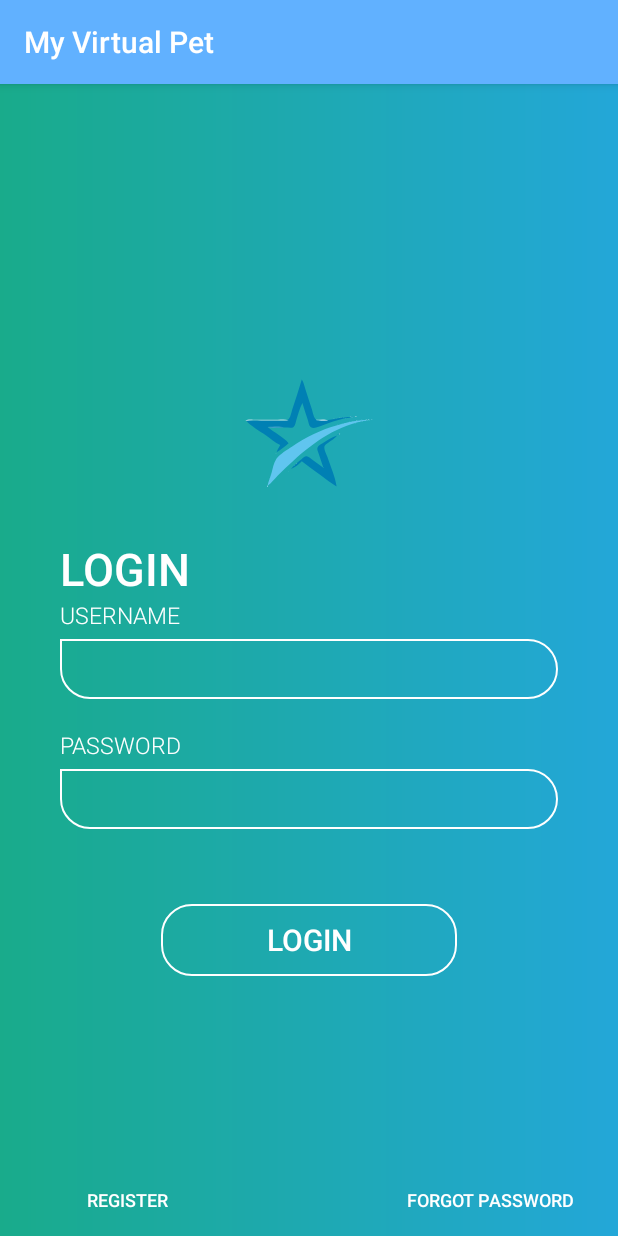
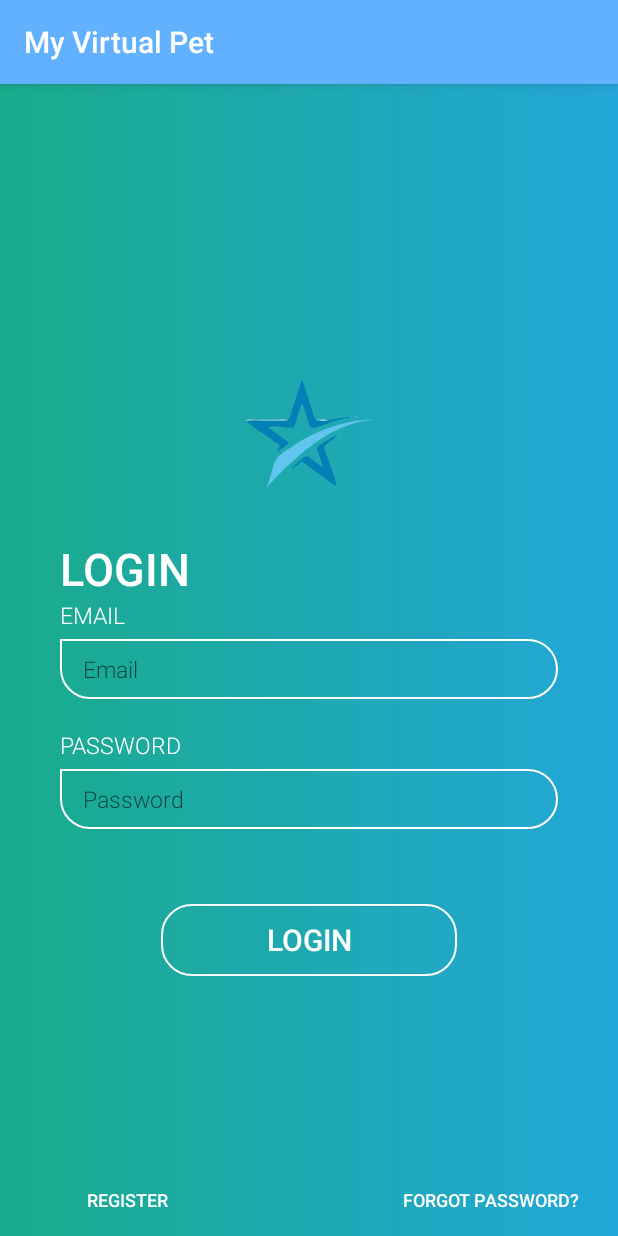
Before and after one commit to aquatmi/My-Virtual-pet-MPA, an Android app: the screen it shows after launch (LoginActivity), on a phone screen of 412 x 824 dp. Run offline under Robolectric (Android 15) with nearby library versions, the phone set to English and light mode, and no system bars; our stand-ins replace Firebase (no records; nobody signed in at launch, a user with empty details on screens opened directly).

Commit message:
Firebase, Register and Login Implemented

```diff
--- a/MyVirtualPet/app/build.gradle
+++ b/MyVirtualPet/app/build.gradle
@@ -1,11 +1,12 @@
 apply plugin: 'com.android.application'
+apply plugin: 'com.google.gms.google-services'
 
 android {
     compileSdkVersion 29
     buildToolsVersion "29.0.0"
     defaultConfig {
         applicationId "com.n0737367.myvirtualpet"
-        minSdkVersion 15
+        minSdkVersion 16
         targetSdkVersion 29
         versionCode 1
         versionName "1.0"
@@ -24,8 +25,10 @@ dependencies {
     implementation 'androidx.appcompat:appcompat:1.1.0'
     implementation 'androidx.constraintlayout:constraintlayout:1.1.3'
     implementation 'androidx.legacy:legacy-support-v4:1.0.0'
+    implementation 'com.google.firebase:firebase-auth:19.3.0'
     testImplementation 'junit:junit:4.12'
     androidTestImplementation 'androidx.test:runner:1.2.0'
     androidTestImplementation 'androidx.test.espresso:espresso-core:3.2.0'
     implementation 'com.google.android.material:material:1.1.0'
+    implementation 'com.google.firebase:firebase-database:19.2.1'
 }
--- a/MyVirtualPet/app/src/main/AndroidManifest.xml
+++ b/MyVirtualPet/app/src/main/AndroidManifest.xml
@@ -9,6 +9,9 @@
         android:roundIcon="@mipmap/ic_launcher_round"
         android:supportsRtl="true"
         android:theme="@style/AppTheme">
+        <activity android:name=".RegisterActivity">
+        </activity>
+
         <activity android:name=".LoginActivity">
             <intent-filter>
                 <action android:name="android.intent.action.MAIN" />
@@ -16,7 +19,9 @@
                 <category android:name="android.intent.category.LAUNCHER" />
             </intent-filter>
         </activity>
+
         <activity android:name=".MainActivity">
+
         </activity>
     </application>
 
--- a/MyVirtualPet/app/src/main/java/com/n0737367/myvirtualpet/LoginActivity.java
+++ b/MyVirtualPet/app/src/main/java/com/n0737367/myvirtualpet/LoginActivity.java
@@ -1,17 +1,32 @@
 package com.n0737367.myvirtualpet;
 
+import androidx.annotation.NonNull;
 import androidx.appcompat.app.AppCompatActivity;
 
+import android.content.Intent;
 import android.os.Bundle;
 import android.os.Handler;
 import android.view.View;
+import android.widget.Button;
+import android.widget.EditText;
+import android.widget.ProgressBar;
 import android.widget.RelativeLayout;
+import android.widget.Toast;
+
+import com.google.android.gms.tasks.OnCompleteListener;
+import com.google.android.gms.tasks.Task;
+import com.google.firebase.auth.AuthResult;
+import com.google.firebase.auth.FirebaseAuth;
 
 public class LoginActivity extends AppCompatActivity {
 
     RelativeLayout Layout1, Layout2;
+    Handler handler = new Handler();
 
-    Handler handler = new Handler();
+    private ProgressBar progressBar;
+    private EditText email, password;
+    private Button btn_login, btn_forgot_password, btn_to_register;
+    private FirebaseAuth firebaseAuth;
 
     Runnable runnable = new Runnable() {
         @Override
@@ -25,10 +40,71 @@ public class LoginActivity extends AppCompatActivity {
     protected void onCreate(Bundle savedInstanceState) {
         super.onCreate(savedInstanceState);
         setContentView(R.layout.activity_login);
-
         Layout1 = (RelativeLayout) findViewById(R.id.RelativeLayout1);
         Layout2 = (RelativeLayout) findViewById(R.id.RelativeLayout2);
+        handler.postDelayed(runnable, 1000);
+        progressBar = (ProgressBar) findViewById(R.id.progress_bar_login);
 
-        handler.postDelayed(runnable, 2000);
+        email = (EditText) findViewById(R.id.et_email_login);
+        password = (EditText) findViewById(R.id.et_password_login);
+        btn_login = (Button) findViewById(R.id.btn_login);
+        btn_forgot_password = (Button) findViewById(R.id.btn_forgot_password);
+        btn_to_register = (Button) findViewById(R.id.btn_to_register);
+
+        firebaseAuth = FirebaseAuth.getInstance();
+
+        btn_forgot_password.setOnClickListener(new View.OnClickListener(){
+            @Override
+            public void onClick(View v) {
+                Intent intent = new Intent(LoginActivity.this, LoginActivity.class);
+                startActivity(intent);
+            }
+        });
+
+        btn_to_register.setOnClickListener(new View.OnClickListener(){
+            @Override
+            public void onClick(View v) {
+                Intent intent = new Intent(LoginActivity.this, RegisterActivity.class);
+                startActivity(intent);
+            }
+        });
+
+        btn_login.setOnClickListener(new View.OnClickListener() {
+            @Override
+            public void onClick(View v) {
+                progressBar.setVisibility(View.VISIBLE);
+                String l_email = email.getText().toString().trim();
+                String l_password = password.getText().toString().trim();
+
+                // CHECK INPUTS
+                if(l_email.isEmpty()){
+                    email.setError("Field Empty");
+                    progressBar.setVisibility(View.INVISIBLE);
+                    return;
+                }
+                if(l_password.isEmpty()){
+                    password.setError("Field Empty");
+                    progressBar.setVisibility(View.INVISIBLE);
+                    return;
+                }
+
+                firebaseAuth.signInWithEmailAndPassword(l_email,l_password)
+                        .addOnCompleteListener(LoginActivity.this, new OnCompleteListener<AuthResult>() {
+                    @Override
+                    public void onComplete(@NonNull Task<AuthResult> task) {
+                        if (!task.isSuccessful()) {
+                            Toast.makeText(LoginActivity.this, "Login Failed", Toast.LENGTH_SHORT).show();
+                            email.setError("Inputs do not match valid account");
+                            password.setError("Inputs do not match valid account");
+                            progressBar.setVisibility(View.INVISIBLE);
+                        } else {
+                            Toast.makeText(LoginActivity.this, "Login Success!", Toast.LENGTH_SHORT).show();
+                            Intent intent = new Intent(LoginActivity.this, MainActivity.class);
+                            startActivity(intent);
+                        }
+                    }
+                });
+            }
+        });
     }
 }
--- a/MyVirtualPet/app/src/main/java/com/n0737367/myvirtualpet/MainActivity.java
+++ b/MyVirtualPet/app/src/main/java/com/n0737367/myvirtualpet/MainActivity.java
@@ -44,12 +44,10 @@ public class MainActivity extends AppCompatActivity {
 
             @Override
             public void onTabUnselected(TabLayout.Tab tab) {
-
             }
 
             @Override
             public void onTabReselected(TabLayout.Tab tab) {
-
             }
         });
 
--- a/MyVirtualPet/app/src/main/res/layout/activity_login.xml
+++ b/MyVirtualPet/app/src/main/res/layout/activity_login.xml
@@ -2,6 +2,7 @@
 <RelativeLayout xmlns:android="http://schemas.android.com/apk/res/android"
     xmlns:app="http://schemas.android.com/apk/res-auto"
     xmlns:tools="http://schemas.android.com/tools"
+    android:id="@+id/loginScreen"
     android:layout_width="match_parent"
     android:layout_height="match_parent"
     android:background="@drawable/gradient"
@@ -23,11 +24,12 @@
             android:layout_height="120dp"
             android:adjustViewBounds="true"
             android:scaleType="fitCenter"
-            android:src="@drawable/ic_logo" />
+            android:src="@drawable/ic_logo"
+            android:contentDescription="@string/cd_logo" />
 
         <RelativeLayout
             android:id="@+id/RelativeLayout1"
-            android:visibility="gone"
+            android:visibility="visible"
             android:layout_width="wrap_content"
             android:layout_height="wrap_content"
             android:layout_below="@+id/LogoIMG">
@@ -37,8 +39,8 @@
                 android:layout_width="wrap_content"
                 android:layout_height="wrap_content"
                 android:layout_marginTop="10dp"
-                android:fontFamily="sans-serif-medium"
-                android:text="Login"
+                app:fontFamily="sans-serif-medium"
+                android:text="@string/login"
                 android:textAllCaps="true"
                 android:textColor="@color/white"
                 android:textSize="30sp" />
@@ -51,6 +53,7 @@
                 android:orientation="vertical">
 
                 <LinearLayout
+                    android:id="@+id/EmailEntry"
                     android:layout_width="match_parent"
                     android:layout_height="wrap_content"
                     android:orientation="vertical">
@@ -58,22 +61,26 @@
                     <TextView
                         android:layout_width="wrap_content"
                         android:layout_height="wrap_content"
-                        android:fontFamily="sans-serif-light"
-                        android:text="Username"
+                        android:text="@string/email"
                         android:textAllCaps="true"
                         android:textColor="@color/white"
-                        android:textSize="15sp" />
+                        android:textSize="15sp"
+                        app:fontFamily="sans-serif-light" />
 
                     <EditText
+                        android:id="@+id/et_email_login"
                         android:layout_width="match_parent"
                         android:layout_height="40dp"
                         android:layout_marginTop="5dp"
                         android:background="@drawable/text_entry_box"
-                        android:fontFamily="sans-serif-light"
+                        android:hint="@string/email"
+                        android:importantForAutofill="no"
+                        android:inputType="text"
                         android:paddingLeft="15dp"
                         android:paddingRight="15dp"
                         android:textColor="@color/white"
-                        android:textSize="15sp" />
+                        android:textSize="15sp"
+                        app:fontFamily="sans-serif-light" />
 
                 </LinearLayout>
 
@@ -87,41 +94,60 @@
                         <TextView
                             android:layout_width="wrap_content"
                             android:layout_height="wrap_content"
-                            android:fontFamily="sans-serif-light"
-                            android:text="Password"
+                            app:fontFamily="sans-serif-light"
+                            android:text="@string/password"
                             android:textAllCaps="true"
                             android:textColor="@color/white"
                             android:textSize="15sp" />
 
                         <EditText
+                            android:id="@+id/et_password_login"
                             android:layout_width="match_parent"
                             android:layout_height="40dp"
                             android:layout_marginTop="5dp"
                             android:background="@drawable/text_entry_box"
-                            android:fontFamily="sans-serif-light"
+                            android:hint="@string/password"
+                            android:importantForAutofill="no"
+                            android:inputType="textPassword"
                             android:paddingLeft="15dp"
                             android:paddingRight="15dp"
                             android:textColor="@color/white"
-                            android:textSize="15sp" />
+                            android:textSize="15sp"
+                            app:fontFamily="sans-serif-light" />
 
                 </LinearLayout>
 
             </LinearLayout>
 
             <Button
+                android:id="@+id/btn_login"
                 android:layout_width="wrap_content"
                 android:layout_height="wrap_content"
                 android:layout_below="@+id/LinearLayout1"
+                android:layout_centerHorizontal="true"
                 android:layout_marginTop="50dp"
-                android:textAllCaps="true"
-                android:text="Login"
                 android:background="@drawable/button"
-                android:textColor="@color/white"
-                android:fontFamily="sans-serif-medium"
                 android:paddingLeft="70dp"
                 android:paddingRight="70dp"
-                android:layout_centerHorizontal="true"
-                android:textSize="20sp"/>
+                android:text="@string/login"
+                android:textAllCaps="true"
+                android:textColor="@color/white"
+                android:textSize="20sp"
+                app:fontFamily="sans-serif-medium" />
+
+            <ProgressBar
+                android:id="@+id/progress_bar_login"
+                android:visibility="invisible"
+                android:layout_width="wrap_content"
+                android:layout_height="wrap_content"
+                android:layout_below="@+id/LinearLayout1"
+                android:layout_marginStart="0dp"
+                android:layout_marginLeft="0dp"
+                android:layout_marginTop="50dp"
+                android:layout_toEndOf="@+id/btn_login"
+                android:layout_toRightOf="@+id/btn_login"
+                android:background="@color/transparent"
+                android:progressDrawable="@drawable/button" />
 
 
         </RelativeLayout>
@@ -138,27 +164,30 @@
         android:visibility="gone">
 
         <Button
+            android:id="@+id/btn_to_register"
             android:layout_width="150dp"
-            android:paddingRight="10dp"
-            android:paddingLeft="10dp"
             android:layout_height="wrap_content"
             android:background="@color/transparent"
-            android:text="Register"
-            android:textSize="12dp"
+            android:paddingLeft="10dp"
+            android:paddingRight="10dp"
+            android:text="@string/register"
             android:textColor="@color/white"
-            android:fontFamily="sans-serif-medium"/>
+            android:textSize="12sp"
+            app:fontFamily="sans-serif-medium" />
 
         <Button
+            android:id="@+id/btn_forgot_password"
             android:layout_width="150dp"
-            android:paddingRight="10dp"
-            android:paddingLeft="10dp"
             android:layout_height="wrap_content"
+            android:layout_alignParentEnd="true"
             android:layout_alignParentRight="true"
             android:background="@color/transparent"
-            android:text="Forgot Password"
-            android:textSize="12dp"
+            android:paddingLeft="10dp"
+            android:paddingRight="10dp"
+            android:text="@string/forgot_password"
             android:textColor="@color/white"
-            android:fontFamily="sans-serif-medium"/>
+            android:textSize="12sp"
+            app:fontFamily="sans-serif-medium" />
 
     </RelativeLayout>
 
--- a/MyVirtualPet/app/src/main/res/values/colors.xml
+++ b/MyVirtualPet/app/src/main/res/values/colors.xml
@@ -2,7 +2,7 @@
 <resources>
     <color name="colorPrimary">#61B1FF</color>
     <color name="colorPrimaryDark">#58C7E8</color>
-    <color name="colorAccent">#B35B40</color>
+    <color name="colorAccent">#3eb082</color>
 
     <color name="white">#FFFFFF</color>
     <color name="transparent">#00000000</color>
--- a/MyVirtualPet/app/src/main/res/values/strings.xml
+++ b/MyVirtualPet/app/src/main/res/values/strings.xml
@@ -1,5 +1,18 @@
 <resources>
     <string name="app_name">My Virtual Pet</string>
+    <string name="hello_blank_fragment">Hello</string>
 
-    <string name="hello_blank_fragment">YEET</string>
+    <!-- Login Screen Text -->
+    <string name="login">Login</string>
+    <string name="register">Register</string>
+    <string name="forgot_password">Forgot Password?</string>
+    <string name="username">Username</string>
+    <string name="password">Password</string>
+    <string name="password_check">Re-enter password</string>
+    <string name="email">Email</string>
+    <string name="have_account">Already have an account?</string>
+
+
+    <!-- Content Descriptions -->
+    <string name="cd_logo">Game Logo</string>
 </resources>
--- a/MyVirtualPet/build.gradle
+++ b/MyVirtualPet/build.gradle
@@ -7,7 +7,8 @@ buildscript {
 
     }
     dependencies {
-        classpath 'com.android.tools.build:gradle:3.4.2'
+        classpath 'com.android.tools.build:gradle:3.6.1'
+        classpath 'com.google.gms:google-services:4.3.3'
 
         // NOTE: Do not place your application dependencies here; they belong
         // in the individual module build.gradle files
```
Also changed, not shown: MyVirtualPet/app/src/main/java/com/n0737367/myvirtualpet/RegisterActivity.java (added, +121 -0 lines), MyVirtualPet/app/src/main/res/layout/activity_register.xml (added, +248 -0 lines), MyVirtualPet/gradle/wrapper/gradle-wrapper.properties, 1 other file.
